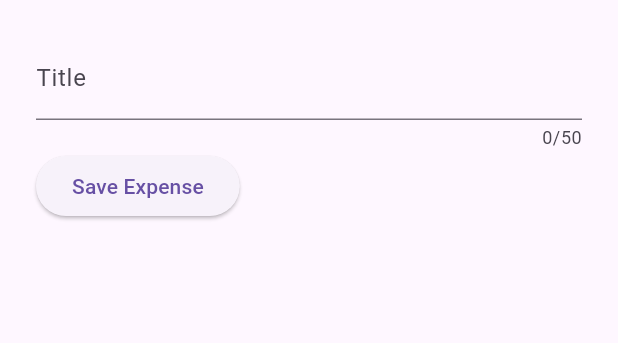
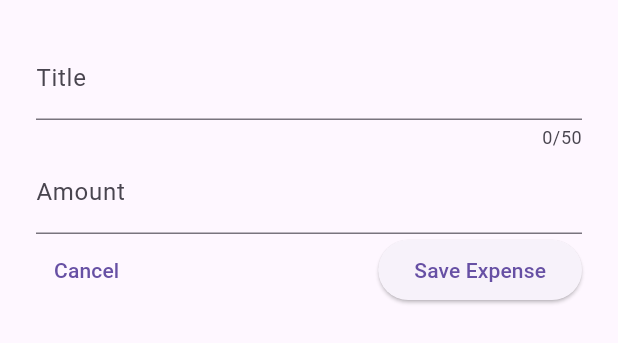
Before and after one commit to medSba/Expenses, a Flutter app: the NewExpense widget shown alone on an empty page, opened directly, on a phone screen of 412 x 824 dp. Shown: the top 343 px of the screen. Run offline on Flutter 3.47's test engine with Material 3 defaults, Android fonts, the phone set to English and light mode, and no system bars.

Commit message:
Create Button Cancel for BottomSheet

```diff
--- a/lib/widgets/new_expense.dart
+++ b/lib/widgets/new_expense.dart
@@ -9,11 +9,13 @@ class NewExpense extends StatefulWidget {
 
 class _NewExpenseState extends State<NewExpense> {
   final _title = TextEditingController();
+  final _amount = TextEditingController();
 
   @override
   void dispose() {
     super.dispose();
     _title.dispose();
+    _amount.dispose();
   }
 
   @override
@@ -29,8 +31,22 @@ class _NewExpenseState extends State<NewExpense> {
               label: Text('Title'),
             ),
           ),
+          TextField(
+            controller: _amount,
+            keyboardType: TextInputType.number,
+            decoration: const InputDecoration(
+              label: Text('Amount'),
+              prefixText: '\$'
+            ),
+          ),
           Row(
             children: [
+              TextButton(
+                  onPressed: (){
+                    Navigator.pop(context);
+                  },
+                  child: const Text('Cancel')),
+              const Spacer(),
               ElevatedButton(
                   onPressed: (){},
                   child: const Text('Save Expense'))
```
